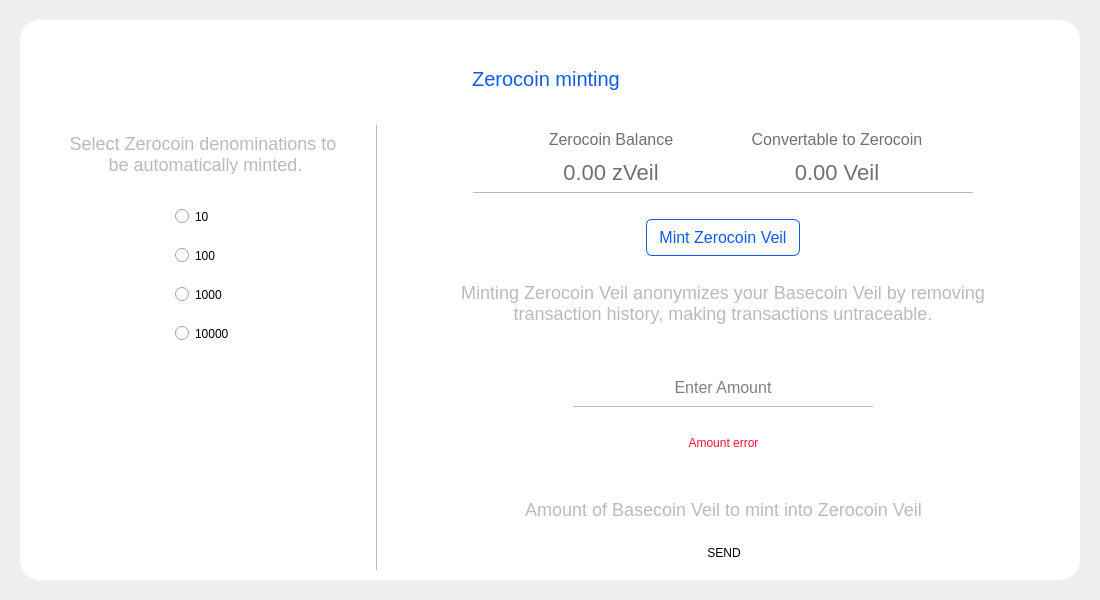
Veil-Project/veil, file src/qt/veil/forms/settingsminting.ui: the form before one commit.
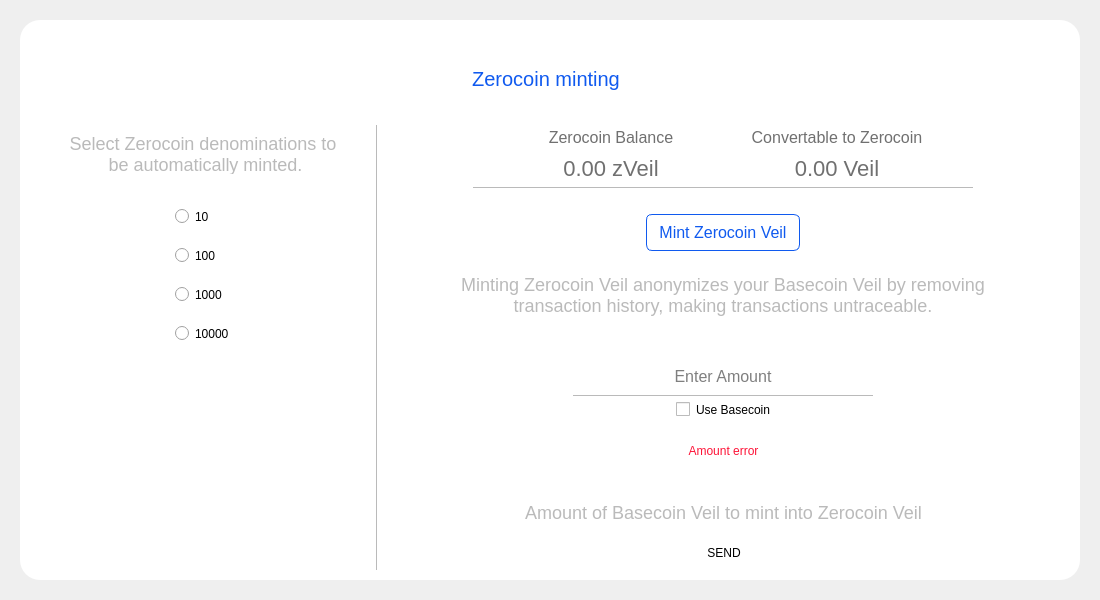
The form after the commit. Icons and pictures are not drawn.

Commit message: Add checkbox to mint zerocoin page

The edit to the form file:
```diff
--- a/src/qt/veil/forms/settingsminting.ui
+++ b/src/qt/veil/forms/settingsminting.ui
@@ -711,6 +711,16 @@
               </property>
              </widget>
             </item>
+            <item alignment="Qt::AlignHCenter">
+             <widget class="QCheckBox" name="useBasecoin">
+              <property name="enabled">
+               <bool>true</bool>
+              </property>
+              <property name="text">
+               <string>Use Basecoin</string>
+              </property>
+             </widget>
+            </item>
             <item>
              <widget class="QLabel" name="errorMessage">
               <property name="styleSheet">
```
The commit also changes 1 other file.
